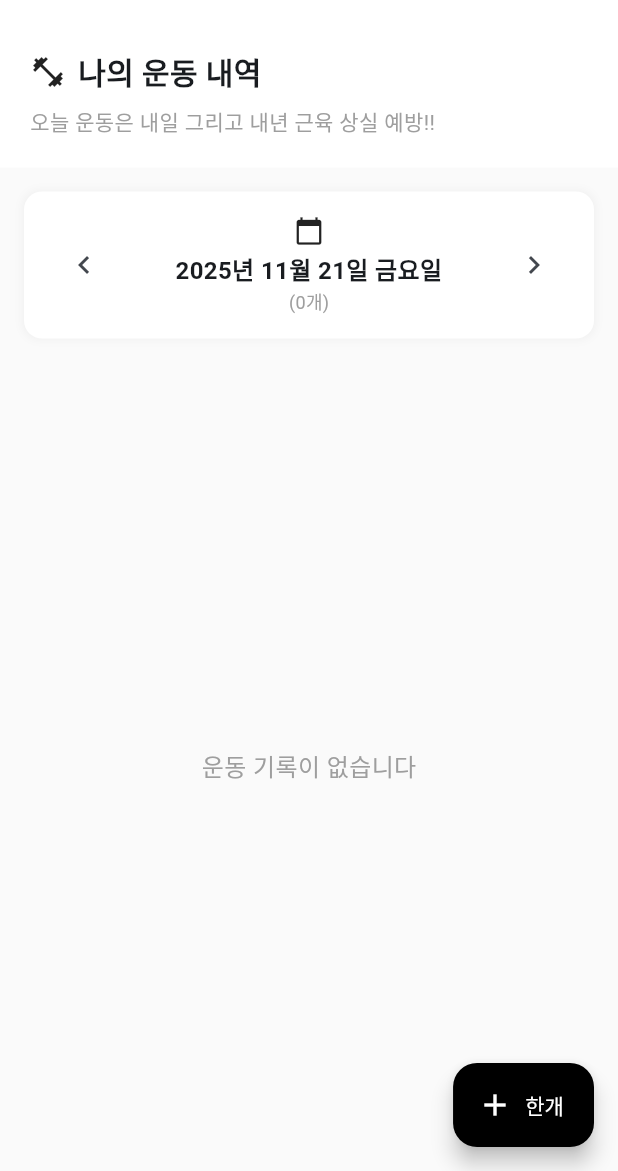
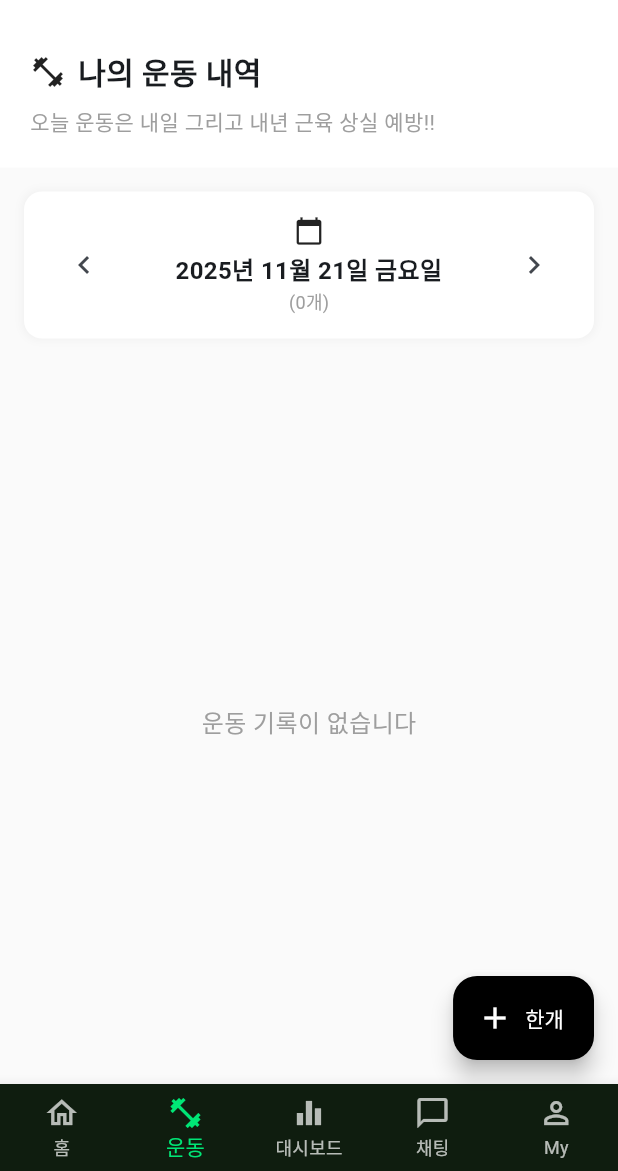
Before and after one commit to reactAndCode/third_flu_ex, a Flutter app: the screen it shows once a user with an empty profile is signed in, on a phone screen of 412 x 824 dp, the part 65-1236 px from its top. Run offline on Flutter 3.47's test engine with Material 3 defaults, Android fonts, the phone set to English and light mode, and no system bars; our stand-ins replace image_picker, supabase_flutter; accounts and stored records are empty.

Commit message:
Add bottom navigation bar and improve UI features (v1.5.0)
Features:
- Add bottom navigation bar with 5 tabs (홈/운동/대시보드/채팅/My)
  - Dark green background (#0F1D0F)
  - Neon green selection color (#00E676)
  - FAB (+ button) only shows on workout tab
  - Placeholder screens for each tab
- Improve workout photo display
  - Change image fit: BoxFit.cover → BoxFit.contain
  - Increase image height: 150px → 200px
  - Set image width to double.infinity
  - Better aspect ratio preservation without cropping
- Add new image resources (cute cat workout images)

Technical changes:
- Refactor home screen with _buildBody() method for tab content
- Improve image filename convention: {YYYYMMDDHHmmss}_{sequence}.png
  - Sequence: photo1=a, photo2=b, photo3=c
  - Example: 20241121143025_a.png
- Rename APK files: my-awesome-workout-v1.x.apk → workouts_v1_x.apk
- Conditional FAB rendering based on _currentIndex
- BottomNavigationBar with fixed type and 5 items

Built with Claude Code (https://claude.com/claude-code)

Co-Authored-By: Claude <noreply@anthropic.com>

```diff
--- a/lib/screens/home_screen.dart
+++ b/lib/screens/home_screen.dart
@@ -14,6 +14,7 @@ class HomeScreen extends StatefulWidget {
 }
 
 class _HomeScreenState extends State<HomeScreen> {
+  int _currentIndex = 1;
   @override
   Widget build(BuildContext context) {
     return Scaffold(
@@ -57,7 +58,47 @@ class _HomeScreenState extends State<HomeScreen> {
           ),
         ],
       ),
-      body: Consumer<WorkoutProvider>(
+      body: _buildBody(),
+      bottomNavigationBar: BottomNavigationBar(
+        type: BottomNavigationBarType.fixed,
+        currentIndex: _currentIndex,
+        onTap: (index) {
+          setState(() {
+            _currentIndex = index;
+          });
+        },
+        backgroundColor: const Color(0xFF0F1D0F),
+        selectedItemColor: const Color(0xFF00E676),
+        unselectedItemColor: Colors.white70,
+        showUnselectedLabels: true,
+        items: const [
+          BottomNavigationBarItem(icon: Icon(Icons.home_outlined), label: '홈'),
+          BottomNavigationBarItem(icon: Icon(Icons.fitness_center), label: '운동'),
+          BottomNavigationBarItem(icon: Icon(Icons.equalizer), label: '대시보드'),
+          BottomNavigationBarItem(icon: Icon(Icons.chat_bubble_outline), label: '채팅'),
+          BottomNavigationBarItem(icon: Icon(Icons.person_outline), label: 'My'),
+        ],
+      ),
+      floatingActionButton: _currentIndex == 1
+          ? FloatingActionButton.extended(
+              onPressed: () => _showAddWorkoutDialog(context),
+              backgroundColor: Colors.black,
+              icon: const Icon(Icons.add, color: Colors.white),
+              label: const Text(
+                '한개',
+                style: TextStyle(color: Colors.white),
+              ),
+            )
+          : null,
+    );
+  }
+
+  Widget _buildBody() {
+    switch (_currentIndex) {
+      case 0:
+        return _buildPlaceholder('홈');
+      case 1:
+        return Consumer<WorkoutProvider>(
           builder: (context, provider, child) {
             return Column(
               children: [
@@ -81,24 +122,23 @@ class _HomeScreenState extends State<HomeScreen> {
               ],
             );
           },
-      ),
-      floatingActionButton: FloatingActionButton.extended(
-        onPressed: () => _showAddWorkoutDialog(context),
-        backgroundColor: Colors.black,
-        icon: const Icon(Icons.add, color: Colors.white),
-        label: const Text(
-          '한개',
-          style: TextStyle(color: Colors.white),
-        ),
-      ),
         );
+      case 2:
+        return _buildPlaceholder('대시보드');
+      case 3:
+        return _buildPlaceholder('채팅');
+      case 4:
+        return _buildPlaceholder('My');
+      default:
+        return _buildPlaceholder('홈');
+    }
   }
 
   Widget _buildHeader(WorkoutProvider provider) {
     return Container(
       padding: const EdgeInsets.all(20),
       color: Colors.white,
-      child: Column(
+      child: const Column(
         crossAxisAlignment: CrossAxisAlignment.start,
         children: [
           const Row(
@@ -107,17 +147,17 @@ class _HomeScreenState extends State<HomeScreen> {
               SizedBox(width: 8),
               Text(
                 '나의 운동 내역',
-                style: TextStyle(
+                style: const TextStyle(
                   fontSize: 20,
                   fontWeight: FontWeight.bold,
                 ),
               ),
             ],
           ),
-          const SizedBox(height: 8),
-          const Text(
+          SizedBox(height: 8),
+          Text(
             '오늘 운동은 내일 그리고 내년 근육 상실 예방!!',
-            style: TextStyle(
+            style: const TextStyle(
               fontSize: 14,
               color: Colors.grey,
             ),
@@ -212,6 +252,18 @@ class _HomeScreenState extends State<HomeScreen> {
             onDelete: () => _deleteWorkout(context, provider.workouts[index].id!),
           );
         },
+      ),
+    );
+  }
+
+  Widget _buildPlaceholder(String title) {
+    return Container(
+      color: Colors.grey[50],
+      child: Center(
+        child: Text(
+          title,
+          style: const TextStyle(fontSize: 18, fontWeight: FontWeight.bold, color: Colors.black87),
+        ),
       ),
     );
   }
```
Also changed, not shown: lib/screens/workout_detail_screen.dart (+6 -4 lines), lib/services/supabase_service.dart (+13 -1 lines), images/bottomMemnu.png (added), images/cuteCat_tread2.png (added), 10 other files. Lines whose indentation alone changed are shown as unchanged.
